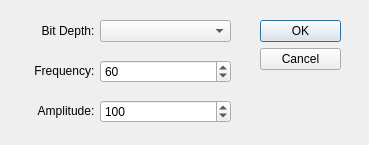
This is dialogmakegraph.ui in rfalessandro/QtMath as Qt 5 draws it before an edit. The edited form follows.
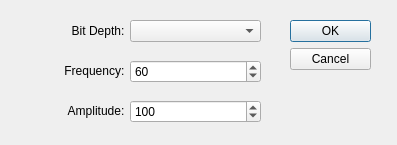
This is the edited form.

```diff
--- a/dialogmakegraph.ui
+++ b/dialogmakegraph.ui
@@ -6,17 +6,35 @@
    <rect>
     <x>0</x>
     <y>0</y>
-    <width>369</width>
+    <width>397</width>
     <height>145</height>
    </rect>
   </property>
+  <property name="sizePolicy">
+   <sizepolicy hsizetype="Fixed" vsizetype="Fixed">
+    <horstretch>0</horstretch>
+    <verstretch>0</verstretch>
+   </sizepolicy>
+  </property>
+  <property name="minimumSize">
+   <size>
+    <width>397</width>
+    <height>145</height>
+   </size>
+  </property>
+  <property name="maximumSize">
+   <size>
+    <width>397</width>
+    <height>145</height>
+   </size>
+  </property>
   <property name="windowTitle">
    <string>Dialog</string>
   </property>
   <widget class="QDialogButtonBox" name="buttonBox">
    <property name="geometry">
     <rect>
-     <x>260</x>
+     <x>290</x>
      <y>20</y>
      <width>81</width>
      <height>51</height>
@@ -32,7 +50,7 @@
   <widget class="QComboBox" name="cbDepth">
    <property name="geometry">
     <rect>
-     <x>100</x>
+     <x>130</x>
      <y>20</y>
      <width>131</width>
      <height>22</height>
@@ -42,7 +60,7 @@
   <widget class="QSpinBox" name="sbFreq">
    <property name="geometry">
     <rect>
-     <x>100</x>
+     <x>130</x>
      <y>60</y>
      <width>131</width>
      <height>23</height>
@@ -58,7 +76,7 @@
   <widget class="QSpinBox" name="sbAmp">
    <property name="geometry">
     <rect>
-     <x>100</x>
+     <x>130</x>
      <y>100</y>
      <width>131</width>
      <height>23</height>
@@ -76,7 +94,7 @@
     <rect>
      <x>20</x>
      <y>20</y>
-     <width>81</width>
+     <width>111</width>
      <height>21</height>
     </rect>
    </property>
@@ -92,7 +110,7 @@
     <rect>
      <x>20</x>
      <y>60</y>
-     <width>81</width>
+     <width>111</width>
      <height>21</height>
     </rect>
    </property>
@@ -108,7 +126,7 @@
     <rect>
      <x>20</x>
      <y>100</y>
-     <width>81</width>
+     <width>111</width>
      <height>21</height>
     </rect>
    </property>
```
Left out of the diff: 5 changed lines with no effect on the pictures.
